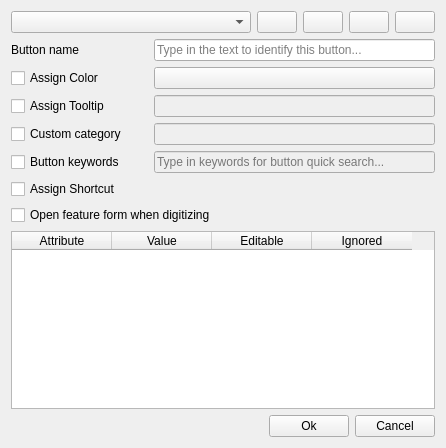
Qt form gui/CustomWidgets/BasicInterfaceWidgets/buttonPropWidget.ui (dsgoficial/DsgTools) before a commit.
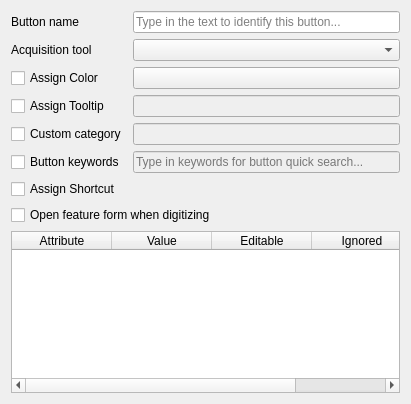
The same form after that commit. Icons and pictures are not drawn. Custom widgets are drawn as their Qt base class.

Patch:
```diff
--- a/gui/CustomWidgets/BasicInterfaceWidgets/buttonPropWidget.ui
+++ b/gui/CustomWidgets/BasicInterfaceWidgets/buttonPropWidget.ui
@@ -1,26 +1,49 @@
 <?xml version="1.0" encoding="UTF-8"?>
 <ui version="4.0">
- <class>Form</class>
- <widget class="QWidget" name="Form">
+ <class>ButtonPropWidget</class>
+ <widget class="QWidget" name="ButtonPropWidget">
   <property name="geometry">
    <rect>
     <x>0</x>
     <y>0</y>
-    <width>446</width>
-    <height>448</height>
+    <width>411</width>
+    <height>404</height>
    </rect>
   </property>
   <property name="windowTitle">
-   <string>DSGTools: Custom Feature - Button setup</string>
+   <string>Form</string>
   </property>
   <layout class="QGridLayout" name="gridLayout">
-   <item row="1" column="0">
+   <item row="0" column="0">
     <widget class="QLabel" name="label">
      <property name="text">
       <string>Button name</string>
      </property>
     </widget>
    </item>
+   <item row="0" column="1">
+    <widget class="QLineEdit" name="nameLineEdit">
+     <property name="sizePolicy">
+      <sizepolicy hsizetype="MinimumExpanding" vsizetype="Minimum">
+       <horstretch>0</horstretch>
+       <verstretch>0</verstretch>
+      </sizepolicy>
+     </property>
+     <property name="placeholderText">
+      <string>Type in the text to identify this button...</string>
+     </property>
+    </widget>
+   </item>
+   <item row="1" column="0">
+    <widget class="QLabel" name="label_2">
+     <property name="text">
+      <string>Acquisition tool</string>
+     </property>
+    </widget>
+   </item>
+   <item row="1" column="1">
+    <widget class="QComboBox" name="toolComboBox"/>
+   </item>
    <item row="2" column="0">
     <widget class="QCheckBox" name="colorCheckBox">
      <property name="text">
@@ -28,6 +51,9 @@
      </property>
     </widget>
    </item>
+   <item row="2" column="1">
+    <widget class="QgsColorButton" name="mColorButton"/>
+   </item>
    <item row="3" column="0">
     <widget class="QCheckBox" name="tooltipCheckBox">
      <property name="text">
@@ -35,6 +61,13 @@
      </property>
     </widget>
    </item>
+   <item row="3" column="1">
+    <widget class="QLineEdit" name="toolTipLineEdit">
+     <property name="enabled">
+      <bool>false</bool>
+     </property>
+    </widget>
+   </item>
    <item row="4" column="0">
     <widget class="QCheckBox" name="categoryCheckBox">
      <property name="text">
@@ -42,6 +75,13 @@
      </property>
     </widget>
    </item>
+   <item row="4" column="1">
+    <widget class="QLineEdit" name="categoryLineEdit">
+     <property name="enabled">
+      <bool>false</bool>
+     </property>
+    </widget>
+   </item>
    <item row="5" column="0">
     <widget class="QCheckBox" name="keywordCheckBox">
      <property name="text">
@@ -49,7 +89,7 @@
      </property>
     </widget>
    </item>
-   <item row="5" column="1" colspan="2">
+   <item row="5" column="1">
     <widget class="QLineEdit" name="keywordLineEdit">
      <property name="enabled">
       <bool>false</bool>
@@ -72,7 +112,7 @@
      </property>
     </widget>
    </item>
-   <item row="6" column="1" colspan="2">
+   <item row="6" column="1">
     <widget class="ShortcutChooserWidget" name="shortcutWidget" native="true">
      <property name="enabled">
       <bool>false</bool>
@@ -85,7 +125,14 @@
      </property>
     </widget>
    </item>
-   <item row="8" column="0" colspan="3">
+   <item row="7" column="0" colspan="2">
+    <widget class="QCheckBox" name="openFormCheckBox">
+     <property name="text">
+      <string>Open feature form when digitizing</string>
+     </property>
+    </widget>
+   </item>
+   <item row="8" column="0" colspan="2">
     <widget class="QTableWidget" name="attributeTableWidget">
      <property name="enabled">
       <bool>true</bool>
@@ -112,157 +159,19 @@
      </column>
     </widget>
    </item>
-   <item row="10" column="2">
+   <item row="9" column="0">
     <spacer name="verticalSpacer">
      <property name="orientation">
       <enum>Qt::Vertical</enum>
      </property>
      <property name="sizeHint" stdset="0">
       <size>
-       <width>20</width>
-       <height>9</height>
+       <width>17</width>
+       <height>2</height>
       </size>
      </property>
     </spacer>
    </item>
-   <item row="4" column="1" colspan="2">
-    <widget class="QLineEdit" name="categoryLineEdit">
-     <property name="enabled">
-      <bool>false</bool>
-     </property>
-    </widget>
-   </item>
-   <item row="3" column="1" colspan="2">
-    <widget class="QLineEdit" name="toolTipLineEdit">
-     <property name="enabled">
-      <bool>false</bool>
-     </property>
-    </widget>
-   </item>
-   <item row="2" column="1" colspan="2">
-    <widget class="QgsColorButton" name="mColorButton"/>
-   </item>
-   <item row="1" column="1" colspan="2">
-    <widget class="QLineEdit" name="nameLineEdit">
-     <property name="sizePolicy">
-      <sizepolicy hsizetype="MinimumExpanding" vsizetype="Minimum">
-       <horstretch>0</horstretch>
-       <verstretch>0</verstretch>
-      </sizepolicy>
-     </property>
-     <property name="placeholderText">
-      <string>Type in the text to identify this button...</string>
-     </property>
-    </widget>
-   </item>
-   <item row="0" column="0" colspan="3">
-    <layout class="QHBoxLayout" name="horizontalLayout_2">
-     <item>
-      <widget class="QComboBox" name="buttonComboBox">
-       <property name="sizePolicy">
-        <sizepolicy hsizetype="MinimumExpanding" vsizetype="Fixed">
-         <horstretch>0</horstretch>
-         <verstretch>0</verstretch>
-        </sizepolicy>
-       </property>
-      </widget>
-     </item>
-     <item>
-      <widget class="QPushButton" name="savePushButton">
-       <property name="text">
-        <string/>
-       </property>
-       <property name="icon">
-        <iconset resource="../../../resources.qrc">
-         <normaloff>:/plugins/DsgTools/icons/save.png</normaloff>:/plugins/DsgTools/icons/save.png</iconset>
-       </property>
-      </widget>
-     </item>
-     <item>
-      <widget class="QPushButton" name="undoPushButton">
-       <property name="text">
-        <string/>
-       </property>
-       <property name="icon">
-        <iconset resource="../../../resources.qrc">
-         <normaloff>:/plugins/DsgTools/icons/re-run.png</normaloff>:/plugins/DsgTools/icons/re-run.png</iconset>
-       </property>
-      </widget>
-     </item>
-     <item>
-      <widget class="QPushButton" name="addPushButton">
-       <property name="text">
-        <string/>
-       </property>
-       <property name="icon">
-        <iconset resource="../../../resources.qrc">
-         <normaloff>:/plugins/DsgTools/icons/plus.png</normaloff>:/plugins/DsgTools/icons/plus.png</iconset>
-       </property>
-      </widget>
-     </item>
-     <item>
-      <widget class="QPushButton" name="removePushButton">
-       <property name="text">
-        <string/>
-       </property>
-       <property name="icon">
-        <iconset resource="../../../resources.qrc">
-         <normaloff>:/plugins/DsgTools/icons/remove.png</normaloff>:/plugins/DsgTools/icons/remove.png</iconset>
-       </property>
-      </widget>
-     </item>
-    </layout>
-   </item>
-   <item row="7" column="0" colspan="3">
-    <widget class="QCheckBox" name="openFormCheckBox">
-     <property name="text">
-      <string>Open feature form when digitizing</string>
-     </property>
-    </widget>
-   </item>
-   <item row="9" column="0" colspan="3">
-    <layout class="QHBoxLayout" name="horizontalLayout">
-     <item>
-      <spacer name="horizontalSpacer">
-       <property name="orientation">
-        <enum>Qt::Horizontal</enum>
-       </property>
-       <property name="sizeHint" stdset="0">
-        <size>
-         <width>40</width>
-         <height>20</height>
-        </size>
-       </property>
-      </spacer>
-     </item>
-     <item>
-      <widget class="QPushButton" name="okPushButton">
-       <property name="sizePolicy">
-        <sizepolicy hsizetype="Minimum" vsizetype="Minimum">
-         <horstretch>0</horstretch>
-         <verstretch>0</verstretch>
-        </sizepolicy>
-       </property>
-       <property name="text">
-        <string>Ok</string>
-       </property>
-      </widget>
-     </item>
-     <item>
-      <widget class="QPushButton" name="cancelPushButton">
-       <property name="sizePolicy">
-        <sizepolicy hsizetype="Minimum" vsizetype="Minimum">
-         <horstretch>0</horstretch>
-         <verstretch>0</verstretch>
-        </sizepolicy>
-       </property>
-       <property name="text">
-        <string>Cancel</string>
-       </property>
-      </widget>
-     </item>
-    </layout>
-   </item>
   </layout>
  </widget>
  <customwidgets>
```
Left out of the diff: 4 changed lines with no effect on the pictures.
